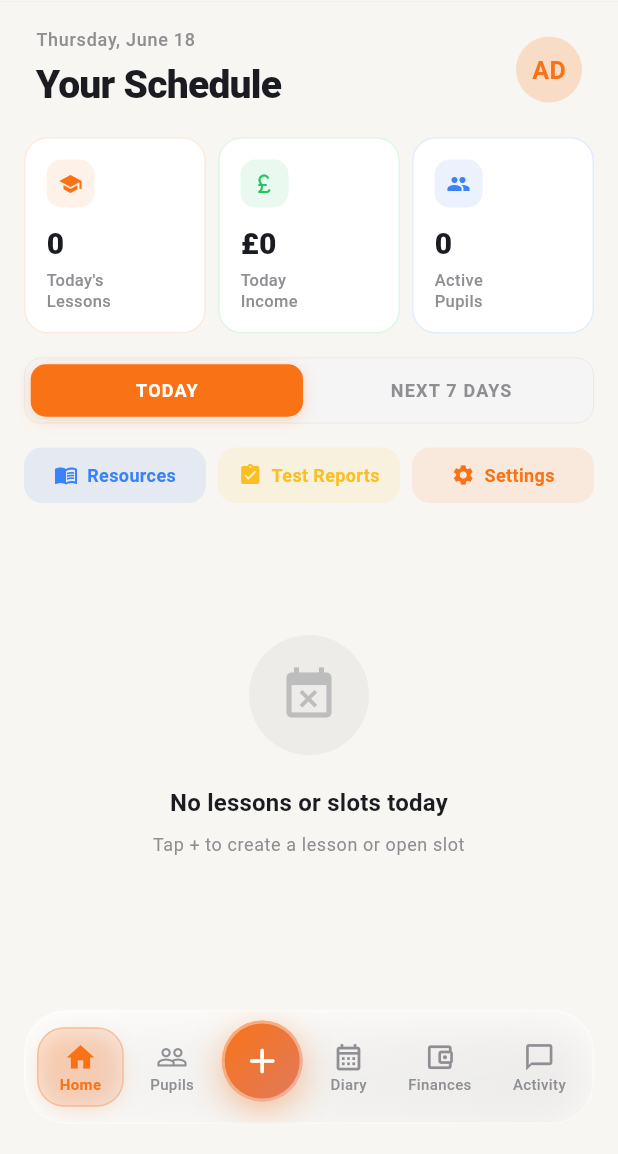
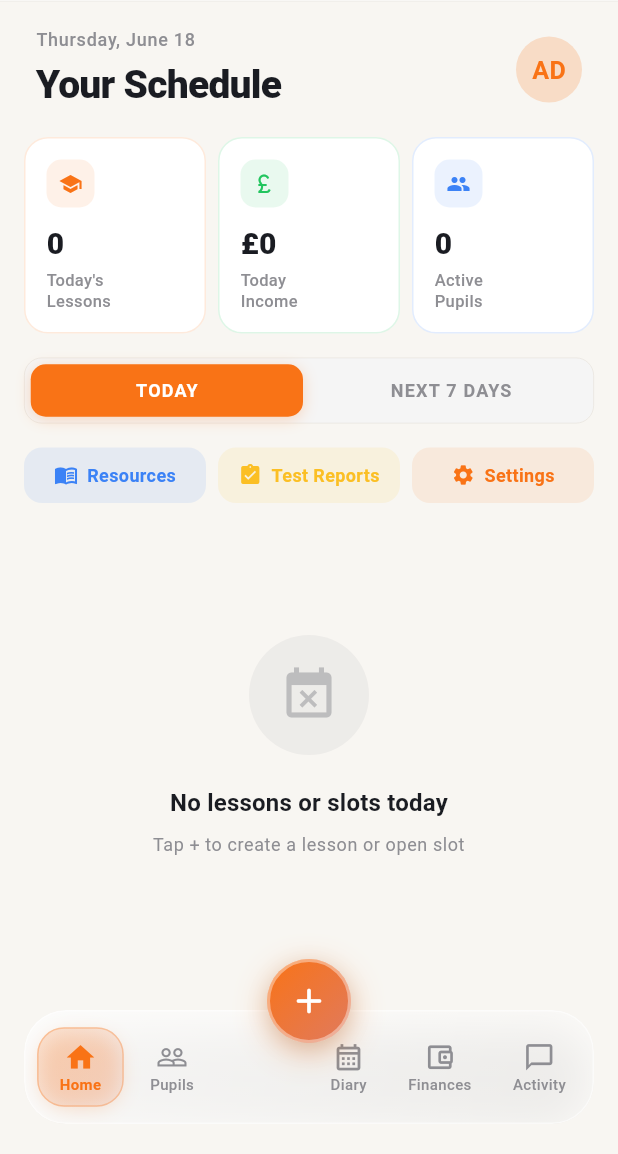
Before and after one commit to Naim-006/lesson-tracker-pro-app, a Flutter app: the AppShell screen opened directly, on a phone screen of 412 x 824 dp, the part 82-1236 px from its top. Run offline on Flutter 3.47's test engine with Material 3 defaults, Android fonts, the light colour scheme and no system bars; our stand-ins replace flutter_riverpod, flutter_secure_storage, google_fonts, image_picker, local_auth, share_plus and 2 more; accounts and stored records are empty.

Commit message:
Move + FAB above bottom tray as floating center button, keep 5 nav items clean

```diff
--- a/lib/features/shell/app_shell.dart
+++ b/lib/features/shell/app_shell.dart
@@ -232,7 +232,42 @@ class _AppShellState extends ConsumerState<AppShell> {
           ActivityScreen(),
         ],
       ),
-      floatingActionButton: const SizedBox.shrink(),
+      floatingActionButton: Container(
+        margin: const EdgeInsets.only(bottom: 12),
+        child: GestureDetector(
+          onTap: () => _showQuickActions(context),
+          child: Container(
+            width: 56,
+            height: 56,
+            decoration: BoxDecoration(
+              gradient: const LinearGradient(
+                begin: Alignment.topLeft,
+                end: Alignment.bottomRight,
+                colors: [AppColors.sunsetBright, AppColors.sunset],
+              ),
+              shape: BoxShape.circle,
+              border: Border.all(
+                color: Colors.white.withValues(alpha: 0.4),
+                width: 2,
+              ),
+              boxShadow: [
+                BoxShadow(
+                  color: AppColors.sunsetBright.withValues(alpha: 0.45),
+                  blurRadius: 20,
+                  offset: const Offset(0, 6),
+                  spreadRadius: -2,
+                ),
+                BoxShadow(
+                  color: Colors.black.withValues(alpha: 0.10),
+                  blurRadius: 12,
+                  offset: const Offset(0, 4),
+                ),
+              ],
+            ),
+            child: const Icon(Icons.add_rounded, size: 28, color: Colors.white),
+          ),
+        ),
+      ),
       floatingActionButtonLocation: FloatingActionButtonLocation.centerDocked,
       bottomNavigationBar: Padding(
         padding: const EdgeInsets.fromLTRB(16, 0, 16, 20),
@@ -290,9 +325,7 @@ class _AppShellState extends ConsumerState<AppShell> {
                       label: _tabs[1].label,
                       onTap: () => ref.read(currentTabProvider.notifier).state = 1,
                     ),
-                    _GlassCenterFab(
-                      onTap: () => _showQuickActions(context),
-                    ),
+                    const SizedBox(width: 56),
                     _GlassNavItem(
                       selected: tab == 2,
                       icon: _tabs[2].icon,
@@ -333,45 +366,6 @@ class _AppShellState extends ConsumerState<AppShell> {
         borderRadius: BorderRadius.vertical(top: Radius.circular(24)),
       ),
       builder: (_) => const QuickAddSheet(),
-    );
-  }
-}
-
-class _GlassCenterFab extends StatelessWidget {
-  const _GlassCenterFab({required this.onTap});
-
-  final VoidCallback onTap;
-
-  @override
-  Widget build(BuildContext context) {
-    return GestureDetector(
-      onTap: onTap,
-      child: Container(
-        width: 56,
-        height: 56,
-        margin: const EdgeInsets.only(bottom: 8),
-        decoration: BoxDecoration(
-          gradient: const LinearGradient(
-            begin: Alignment.topLeft,
-            end: Alignment.bottomRight,
-            colors: [AppColors.sunsetBright, AppColors.sunset],
-          ),
-          shape: BoxShape.circle,
-          border: Border.all(
-            color: Colors.white.withValues(alpha: 0.4),
-            width: 2,
-          ),
-          boxShadow: [
-            BoxShadow(
-              color: AppColors.sunsetBright.withValues(alpha: 0.5),
-              blurRadius: 20,
-              offset: const Offset(0, 6),
-              spreadRadius: -2,
-            ),
-          ],
-        ),
-        child: const Icon(Icons.add_rounded, size: 28, color: Colors.white),
-      ),
     );
   }
 }
```
